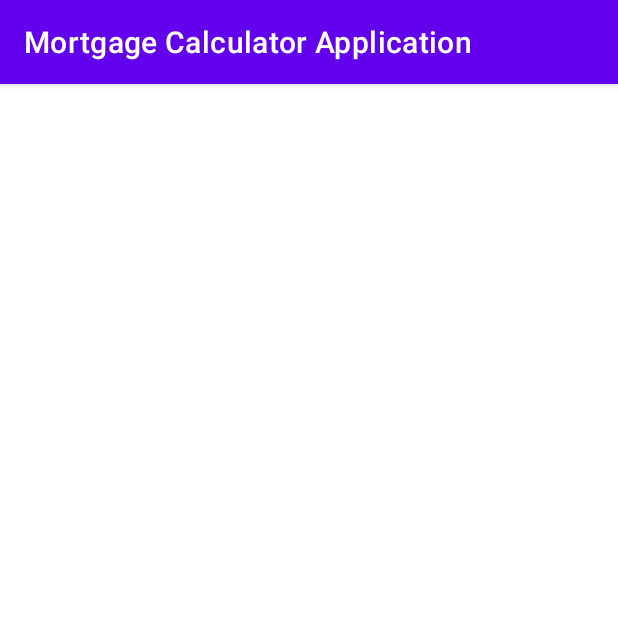
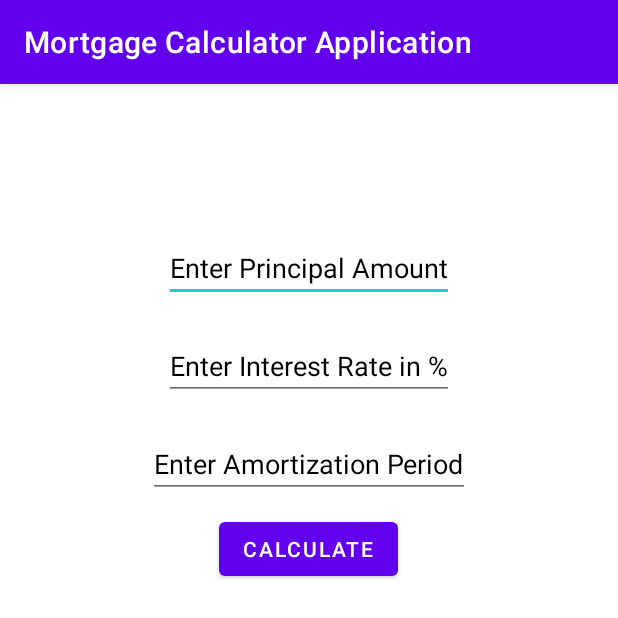
Before and after one commit to TegSingh/MortgageCalculatorApplication, an Android app: the screen it shows after launch (MainActivity), on a phone screen of 412 x 824 dp. Shown: the top 618 px of the screen. Run offline under Robolectric (Android 15) with nearby library versions, the phone set to English and light mode, and no system bars.

Commit message:
Created basic layout for First Activity

```diff
--- a/app/src/main/res/layout/activity_main.xml
+++ b/app/src/main/res/layout/activity_main.xml
@@ -1,7 +1,52 @@
 <?xml version="1.0" encoding="utf-8"?>
-<androidx.constraintlayout.widget.ConstraintLayout xmlns:android="http://schemas.android.com/apk/res/android"
+<RelativeLayout xmlns:android="http://schemas.android.com/apk/res/android"
     xmlns:app="http://schemas.android.com/apk/res-auto"
     xmlns:tools="http://schemas.android.com/tools"
     android:layout_width="match_parent"
     android:layout_height="match_parent"
-    tools:context=".MainActivity"/>
+    tools:context=".MainActivity">
+
+    <EditText
+        android:layout_width="wrap_content"
+        android:layout_height="wrap_content"
+        android:hint="Enter Principal Amount"
+        android:textColorHint="@color/black"
+        android:id="@+id/edtPrincipal"
+        android:textColor="@color/black"
+        android:layout_centerHorizontal="true"
+        android:layout_marginTop="100dp"
+        android:layout_marginBottom="10dp"/>
+
+    <EditText
+        android:id="@+id/edtInterest"
+        android:layout_width="wrap_content"
+        android:layout_height="wrap_content"
+        android:layout_centerHorizontal="true"
+        android:layout_below="@+id/edtPrincipal"
+        android:layout_margin="10dp"
+        android:hint="Enter Interest Rate in %"
+        android:textColorHint="@color/black"
+        android:textColor="@color/black"/>
+
+    <EditText
+        android:id="@+id/edtAmtPeriod"
+        android:layout_width="wrap_content"
+        android:layout_height="wrap_content"
+        android:layout_below="@+id/edtInterest"
+        android:layout_centerHorizontal="true"
+        android:layout_marginStart="10dp"
+        android:layout_marginTop="10dp"
+        android:layout_marginEnd="10dp"
+        android:layout_marginBottom="10dp"
+        android:hint="Enter Amortization Period"
+        android:textColorHint="@color/black"
+        android:textColor="@color/black" />
+
+    <Button
+        android:layout_width="wrap_content"
+        android:layout_height="wrap_content"
+        android:text="Calculate"
+        android:layout_below="@+id/edtAmtPeriod"
+        android:layout_centerHorizontal="true"/>
+
+</RelativeLayout>
```
